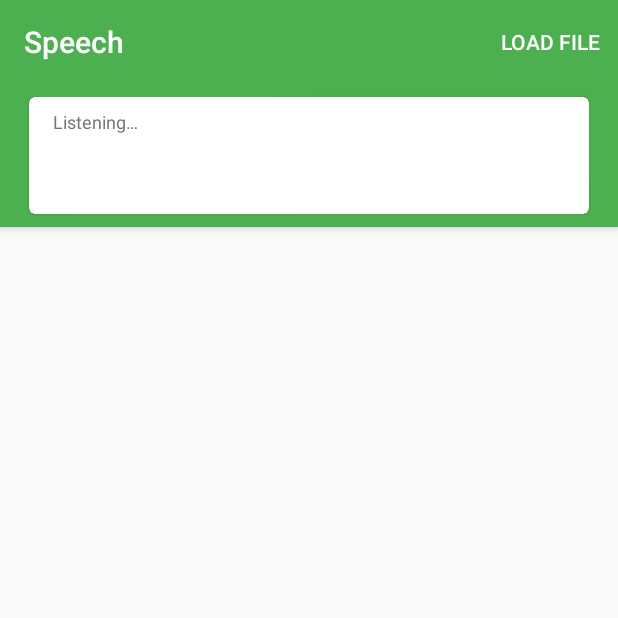
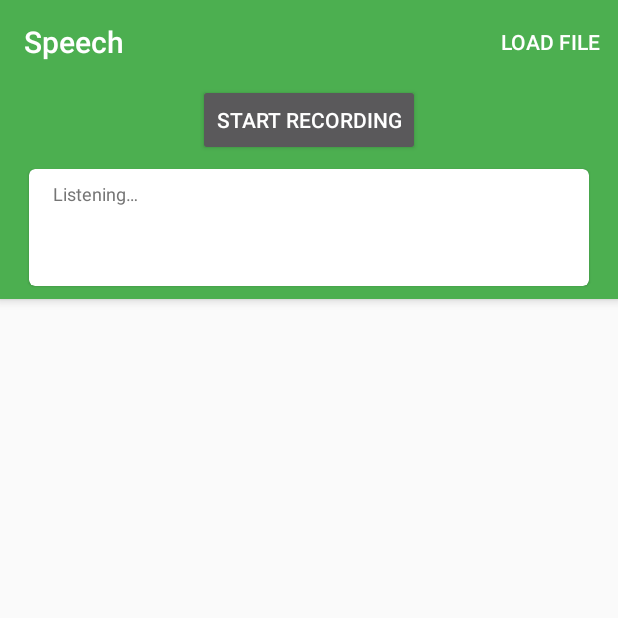
Before and after one commit to PeterMitrano/RubeCodeburg, an Android app: the screen it shows after launch (MainActivity), on a phone screen of 412 x 824 dp, the top half of it. Run offline under Robolectric (Android 15) with nearby library versions, the phone set to English and light mode, and no system bars; our stand-ins replace Volley; libraries missing offline, so code that uses them is left out: com.google.auth.oauth2, io.grpc, io.grpc.internal, io.grpc.okhttp, io.grpc.stub; 2 statements that could not run were skipped.

Commit message:
button for starting recording
only records once

```diff
--- a/android-docs-samples-master/speech/Speech/app/build.gradle
+++ b/android-docs-samples-master/speech/Speech/app/build.gradle
@@ -45,7 +45,7 @@ android {
     productFlavors {
         dev {
             // Minimum version with platform multi-dex support
-            minSdkVersion 21
+            minSdkVersion 23
         }
         prod {
             // Minimum version that can run gRPC (TLS extension)
--- a/android-docs-samples-master/speech/Speech/app/src/main/res/layout/activity_main.xml
+++ b/android-docs-samples-master/speech/Speech/app/src/main/res/layout/activity_main.xml
@@ -37,6 +37,13 @@
             android:paddingLeft="32dp"
             android:paddingRight="32dp"/>
 
+        <Button
+          android:id="@+id/start_recording"
+          android:layout_width="wrap_content"
+          android:layout_height="wrap_content"
+          android:layout_weight="1"
+          android:layout_gravity="center"
+          android:text="@string/start_recording" />
         <include layout="@layout/item_result"/>
 
     </android.support.design.widget.AppBarLayout>
--- a/android-docs-samples-master/speech/Speech/app/src/main/res/values/strings.xml
+++ b/android-docs-samples-master/speech/Speech/app/src/main/res/values/strings.xml
@@ -19,4 +19,5 @@
     <string name="permission_message">This app needs to record audio and recognize your speech.</string>
     <string name="listening">Listening…</string>
     <string name="load_file">Load file</string>
+  <string name="start_recording">Start Recording</string>
 </resources>
```
Also changed, not shown: android-docs-samples-master/speech/Speech/app/src/main/AndroidManifest.xml (+9 -9 lines), android-docs-samples-master/speech/Speech/app/src/main/java/com/google/cloud/android/speech/MainActivity.java (+68 -12 lines).
